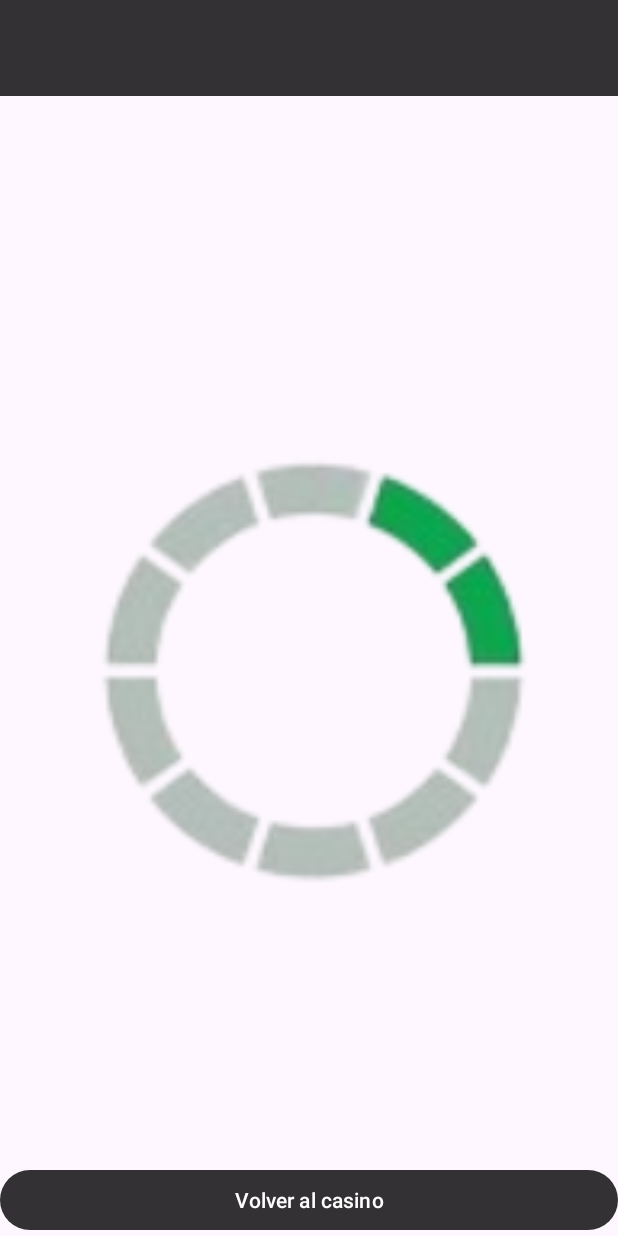
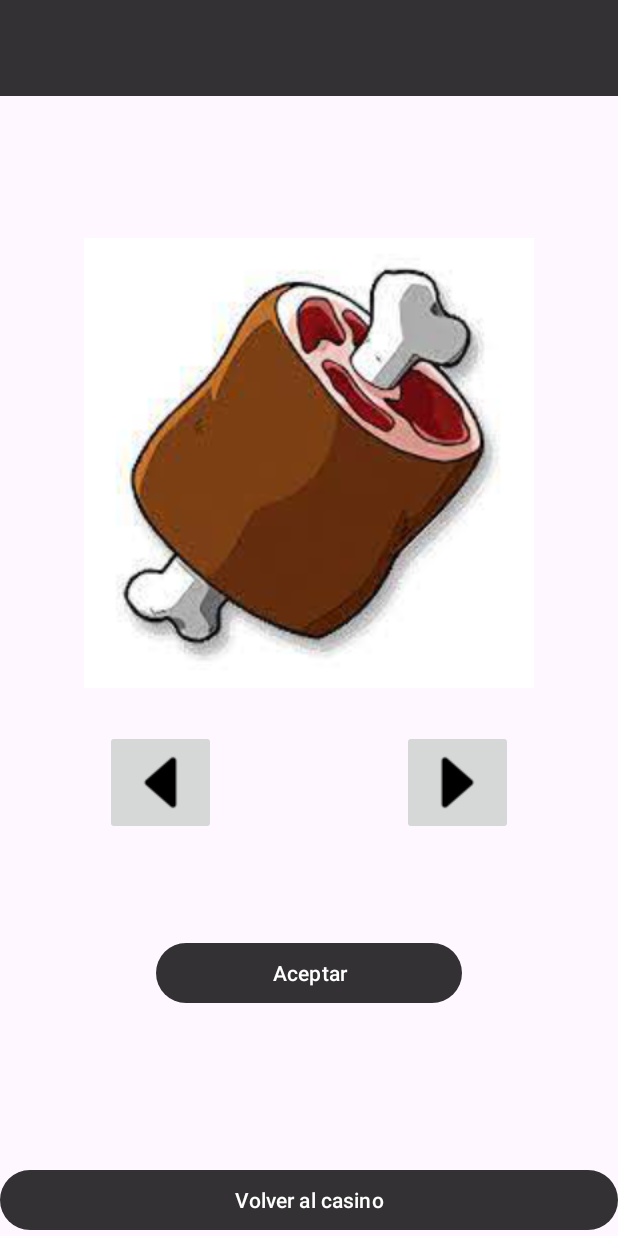
Before and after one commit to Awakt-04/Proyecto_PPG, an Android app: the UpgradeCasinoActivity screen opened directly, with no data from a screen before it, on a phone screen of 412 x 824 dp. Run offline under Robolectric (Android 15) with nearby library versions, the phone set to English and light mode, and no system bars; 7 statements that could not run were skipped.

Commit message:
Continuación UpgradeCasinoActivity

```diff
--- a/app/src/main/java/com/example/proyecto_ppg/DatabaseHelper.kt
+++ b/app/src/main/java/com/example/proyecto_ppg/DatabaseHelper.kt
@@ -8,6 +8,7 @@
 import android.database.sqlite.SQLiteOpenHelper
 import android.util.Log
 import java.util.GregorianCalendar
+import kotlin.random.Random
 
 class DatabaseHelper(context: Context) : SQLiteOpenHelper(context, DATABASE, null, DATABASE_VERSION) {
     private val listaObjetos = arrayListOf(
@@ -319,7 +320,7 @@
                 put(COLUMN_NIVEL_OBJETOS_ALEATORIOS,0)
                 put(COLUMN_PESO_OBJETOS_ALEATORIOS, articulo.getPeso())
                 put(COLUMN_PRECIO_OBJETOS_ALEATORIOS, articulo.getPrecio())
-                put(COLUMN_UNIDADES_OBJETOS_ALEATORIOS, 3)
+                put(COLUMN_UNIDADES_OBJETOS_ALEATORIOS, Random.nextInt(6)+1)
                 put(COLUMN_URL_IMG_OBJETOS_ALEATORIOS, getUrl(articulo))
             }
             db.insert(TABLA_OBJETOS, null, values)
--- a/app/src/main/java/com/example/proyecto_ppg/UpgradeCasinoActivity.kt
+++ b/app/src/main/java/com/example/proyecto_ppg/UpgradeCasinoActivity.kt
@@ -10,28 +10,39 @@
 import android.util.Log
 import android.view.Menu
 import android.view.MenuItem
+import android.view.View
 import android.view.animation.Animation
 import android.view.animation.RotateAnimation
 import android.widget.Button
+import android.widget.ImageButton
 import android.widget.ImageView
 import android.widget.Toast
 import androidx.appcompat.app.AppCompatActivity
 import java.util.Locale
 import kotlin.random.Random
 
-class UpgradeCasinoActivity :AppCompatActivity(), TextToSpeech.OnInitListener {
+class UpgradeCasinoActivity : AppCompatActivity(), TextToSpeech.OnInitListener {
 
+    private lateinit var articulo: Articulo
     private lateinit var tts: TextToSpeech
     private lateinit var barra: UtilBar
     private lateinit var objPersonaje: Personaje
     private lateinit var backButton: Button
     private lateinit var rueda: ImageView
+    private lateinit var ruleta: Ruleta
+    private lateinit var objeto: ImageView
+    private lateinit var rightObjeto: ImageButton
+    private lateinit var leftObjeto: ImageButton
+    private lateinit var accept: Button
+    private lateinit var back: Button
 
     override fun onCreate(savedInstanceState: Bundle?) {
         super.onCreate(savedInstanceState)
         setContentView(R.layout.activity_upgrade_casino)
 
         initialize()
+        sliderObjeto()
+        botonesObjeto()
 
         rueda.setOnClickListener {
             girarRuleta()
@@ -42,11 +53,15 @@
             intent.putExtra("personaje", objPersonaje)
             startActivity(intent)
         }
-
     }
 
     @Suppress("DEPRECATION")
     private fun initialize() {
+        back = findViewById(R.id.backUpgrade)
+        accept = findViewById(R.id.acceptButton)
+        leftObjeto = findViewById(R.id.leftCasino)
+        rightObjeto = findViewById(R.id.rightCasino)
+        objeto = findViewById(R.id.itemCasinoImage)
         rueda = findViewById(R.id.wheel)
         backButton = findViewById(R.id.backUpgradeButton)
         tts = TextToSpeech(this, this)
@@ -54,6 +69,8 @@
         objPersonaje = intent.getParcelableExtra("personaje")!!
         barra = UtilBar(this, objPersonaje)
         barra.setupToolbar(this, R.id.barraOpciones)
+        ruleta = Ruleta(this, rueda)
+        ruleta.setArticulo(Articulo(Articulo.TipoArticulo.ORO,Articulo.Nombre.MONEDA,0,0,0))
     }
 
     private fun delayAndSpeak(text: String, tiempo: Long) {
@@ -75,12 +92,12 @@
         girar.setAnimationListener(object : Animation.AnimationListener {
             override fun onAnimationStart(animation: Animation?) {}
             override fun onAnimationEnd(animation: Animation?) {
-//                val selectedOption = opcion(grado)
-//                Toast.makeText(
-//                    this@UpgradeCasinoActivity,
-//                    "Selected Option: $selectedOption",
-//                    Toast.LENGTH_SHORT
-//                ).show()
+                val selectedOption = ruleta.opcion(grado)
+                Toast.makeText(
+                    this@UpgradeCasinoActivity,
+                    "Selected Option: $selectedOption",
+                    Toast.LENGTH_SHORT
+                ).show()
             }
 
             override fun onAnimationRepeat(animation: Animation?) {}
@@ -103,17 +120,13 @@
     override fun onInit(status: Int) {
         if (status == TextToSpeech.SUCCESS) {
             val idioma = tts.setLanguage(Locale.US)
-            if (idioma == TextToSpeech.LANG_MISSING_DATA
-                || idioma == TextToSpeech.LANG_NOT_SUPPORTED
-            ) {
+            if (idioma == TextToSpeech.LANG_MISSING_DATA || idioma == TextToSpeech.LANG_NOT_SUPPORTED) {
                 Log.e("TTS Error", "Lenguaje no admitido")
             } else {
-
                 Handler(Looper.getMainLooper()).postDelayed({
                     delayAndSpeak(rueda.contentDescription.toString(), 2000)
                     delayAndSpeak(backButton.text.toString(), 4000)
                 }, 10000)
-
             }
         } else {
             Log.e("TTS Error", "Error al cargar")
@@ -124,30 +137,6 @@
         return barra.onOptionsItemSelected(item) || super.onOptionsItemSelected(item)
     }
 
-//    private fun opcion(grados: Int): String {
-//        val opcion1: Pair<Int, Int>
-//        val opcion2: Pair<Int, Int>
-//
-////        if (Articulo.getNivel() == 1) {
-////            opcion1 = Pair(0, (360 * 0.4).toInt())
-////            opcion2 = Pair(opcion1.second, 360)
-////            rueda.setImageResource(R.drawable.wheel_forty)
-////        } else {
-////
-////            opcion1 = Pair(0, (360 * 0.2).toInt())
-////            opcion2 = Pair(opcion1.second, 360)
-////            rueda.setImageResource(R.drawable.wheel_twenty)
-////        }
-//
-//            // Verificar en qué rango de grados cayó la rueda
-////            return when (grados) {
-////                in opcion1.first until opcion1.second -> "Se mejora el artículo"
-////                in opcion2.first until opcion2.second -> "No se mejora el artículo"
-////                else -> "No option selected"
-////            }
-//
-//        }
-
     @Suppress("DEPRECATION")
     private fun speak(ttsText: String) {
         if (Build.VERSION.SDK_INT >= Build.VERSION_CODES.LOLLIPOP) {
@@ -156,4 +145,61 @@
             tts.speak(ttsText, TextToSpeech.QUEUE_FLUSH, null)
         }
     }
+
+    private fun sliderObjeto() {
+        val db = DatabaseHelper(this)
+        val inventario = objPersonaje.getMochila().getContenido()
+        val inventarioHs = objPersonaje.getMochila().getContenido().toHashSet()
+
+        articulo = inventarioHs.elementAt(0)
+        objeto.setImageResource(db.getUrl(articulo))
+        var pos = 0
+
+        leftObjeto.setOnClickListener {
+            if (inventarioHs.indexOf(articulo) > 0) {
+                articulo = inventarioHs.elementAt(--pos)
+            } else {
+                pos = inventarioHs.size - 1
+                articulo = inventarioHs.elementAt(pos)
+            }
+            objeto.setImageResource(db.getUrl(articulo))
+        }
+
+        rightObjeto.setOnClickListener {
+            if (inventarioHs.indexOf(articulo) < (inventarioHs.size - 1)) {
+                articulo = inventarioHs.elementAt(++pos)
+            } else {
+                pos = 0
+                articulo = inventarioHs.elementAt(pos)
+            }
+            objeto.setImageResource(db.getUrl(articulo))
+        }
+    }
+
+    private fun botonesObjeto() {
+        if (accept.visibility == View.VISIBLE) {
+            accept.setOnClickListener {
+                if (articulo.getTipoArticulo() == Articulo.TipoArticulo.ORO) {
+                    Toast.makeText(this, "No puedes vender ORO", Toast.LENGTH_SHORT).show()
+                } else {
+                    objeto.visibility = View.GONE
+                    accept.visibility = View.GONE
+                    rightObjeto.visibility = View.GONE
+                    leftObjeto.visibility = View.GONE
+
+                    rueda.visibility = View.VISIBLE
+                    back.visibility = View.VISIBLE
+                }
+            }
+        }
+        back.setOnClickListener {
+            objeto.visibility = View.VISIBLE
+            accept.visibility = View.VISIBLE
+            rightObjeto.visibility = View.VISIBLE
+            leftObjeto.visibility = View.VISIBLE
+
+            rueda.visibility = View.GONE
+            back.visibility = View.GONE
+        }
+    }
 }
--- a/app/src/main/res/layout/activity_upgrade_casino.xml
+++ b/app/src/main/res/layout/activity_upgrade_casino.xml
@@ -1,8 +1,31 @@
 <?xml version="1.0" encoding="utf-8"?>
 <androidx.constraintlayout.widget.ConstraintLayout xmlns:android="http://schemas.android.com/apk/res/android"
     xmlns:app="http://schemas.android.com/apk/res-auto"
+    xmlns:tools="http://schemas.android.com/tools"
     android:layout_width="match_parent"
     android:layout_height="match_parent">
+
+    <ImageButton
+        android:id="@+id/leftCasino"
+        android:layout_width="wrap_content"
+        android:layout_height="wrap_content"
+        android:layout_marginStart="70dp"
+        android:layout_marginTop="28dp"
+        android:contentDescription="@string/ContentLeft"
+        app:layout_constraintStart_toStartOf="parent"
+        app:layout_constraintTop_toBottomOf="@id/itemCasinoImage"
+        app:srcCompat="@drawable/arrow_left" />
+
+    <ImageButton
+        android:id="@+id/rightCasino"
+        android:layout_width="wrap_content"
+        android:layout_height="wrap_content"
+        android:layout_marginTop="28dp"
+        android:layout_marginEnd="70dp"
+        android:contentDescription="@string/ContentRight"
+        app:layout_constraintEnd_toEndOf="parent"
+        app:layout_constraintTop_toBottomOf="@id/itemCasinoImage"
+        app:srcCompat="@drawable/arrow_right" />
 
     <include
         android:id="@+id/barraCity"
@@ -26,10 +49,50 @@
         android:layout_width="300dp"
         android:layout_height="300dp"
         android:contentDescription="@string/ContentWheel"
+        android:visibility="gone"
         app:layout_constraintBottom_toTopOf="@+id/backUpgradeButton"
         app:layout_constraintEnd_toEndOf="parent"
         app:layout_constraintStart_toStartOf="parent"
         app:layout_constraintTop_toBottomOf="@+id/barraCity"
         app:srcCompat="@drawable/wheel_twenty" />
 
+    <Button
+        android:id="@+id/acceptButton"
+        android:layout_width="204dp"
+        android:layout_height="wrap_content"
+        android:layout_marginTop="68dp"
+        android:text="@string/Accept"
+        android:textColor="@color/white"
+        app:backgroundTint="@color/negro_transparente"
+        app:layout_constraintEnd_toStartOf="@+id/backUpgrade"
+        app:layout_constraintStart_toStartOf="parent"
+        app:layout_constraintTop_toBottomOf="@+id/leftCasino" />
+
+    <ImageView
+        android:id="@+id/itemCasinoImage"
+        android:layout_width="match_parent"
+        android:layout_height="300dp"
+        android:contentDescription="@string/ContentItem"
+        app:layout_constraintBottom_toBottomOf="parent"
+        app:layout_constraintEnd_toEndOf="parent"
+        app:layout_constraintHorizontal_bias="0.0"
+        app:layout_constraintStart_toStartOf="parent"
+        app:layout_constraintTop_toTopOf="parent"
+        app:layout_constraintVertical_bias="0.303"
+        app:srcCompat="@drawable/item_meat" />
+
+    <Button
+        android:id="@+id/backUpgrade"
+        android:layout_width="204dp"
+        android:layout_height="wrap_content"
+        android:layout_marginTop="40dp"
+        android:layout_marginEnd="3dp"
+        android:text="@string/backButtonShop"
+        android:textColor="@color/white"
+        android:visibility="gone"
+        app:backgroundTint="@color/negro_transparente"
+        app:layout_constraintEnd_toEndOf="parent"
+        app:layout_constraintStart_toEndOf="@+id/acceptButton"
+        app:layout_constraintTop_toBottomOf="@+id/wheel" />
+
 </androidx.constraintlayout.widget.ConstraintLayout>
--- a/app/src/main/res/values/strings.xml
+++ b/app/src/main/res/values/strings.xml
@@ -84,4 +84,5 @@
     <string name="ContentChat">Botón de chat</string>
     <string name="ContentSendMessage">Botón enviar mensaje</string>
     <string name="ContentWheel">Rueda de mejora</string>
+    <string name="Accept">Aceptar</string>
 </resources>
```
Also changed, not shown: app/src/main/java/com/example/proyecto_ppg/Ruleta.kt (added, +75 -0 lines), app/src/main/res/drawable/map_city_alley.png, app/src/main/res/drawable/map_city_enter_night.png.
